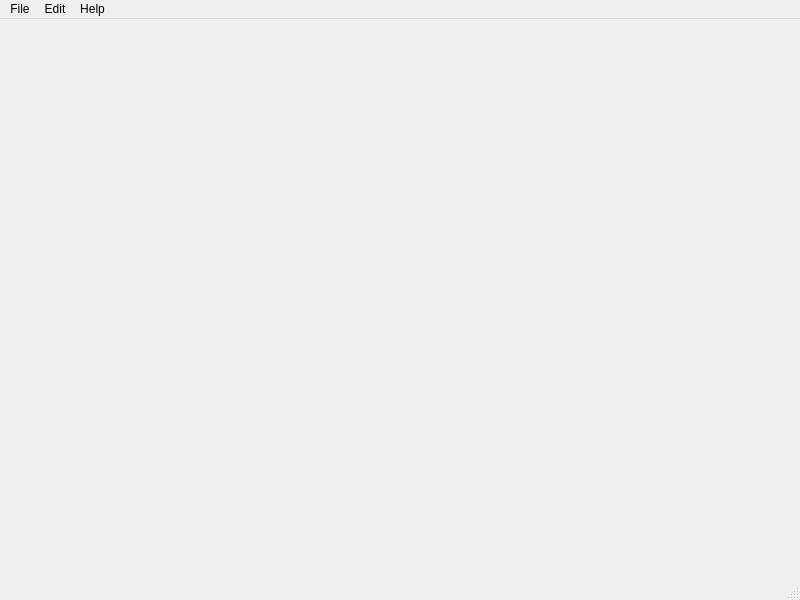
The window that picCoder.ui (mikecv/picCoder) describes before a commit, drawn with Qt 5.
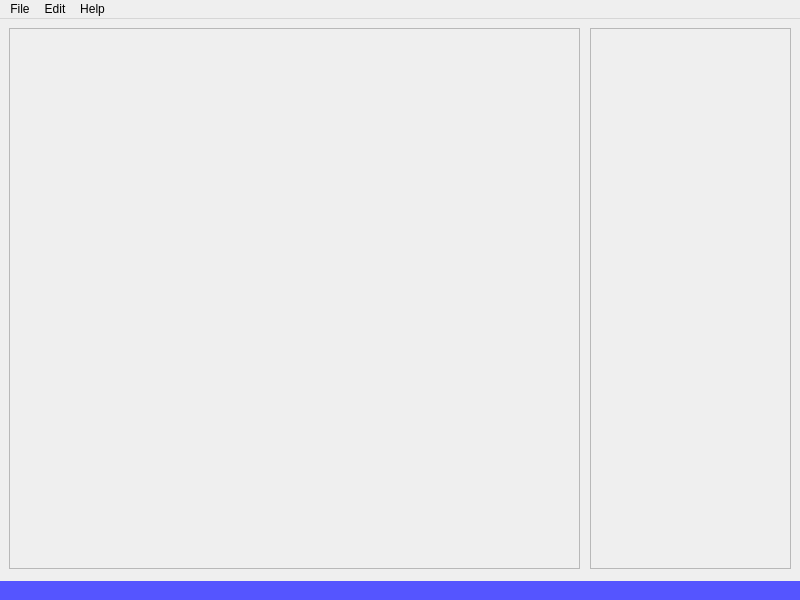
The same window after the commit. Icons and pictures are not drawn.

Commit message:
Opens and displays selected image
With filename below.

```diff
--- a/picCoder.ui
+++ b/picCoder.ui
@@ -10,10 +10,106 @@
     <height>600</height>
    </rect>
   </property>
+  <property name="minimumSize">
+   <size>
+    <width>800</width>
+    <height>600</height>
+   </size>
+  </property>
+  <property name="maximumSize">
+   <size>
+    <width>800</width>
+    <height>600</height>
+   </size>
+  </property>
   <property name="windowTitle">
    <string>MainWindow</string>
   </property>
-  <widget class="QWidget" name="centralwidget"/>
+  <property name="windowIcon">
+   <iconset>
+    <normaloff>resources/about.png</normaloff>resources/about.png</iconset>
+  </property>
+  <widget class="QWidget" name="centralwidget">
+   <widget class="QFrame" name="picDataFrame">
+    <property name="geometry">
+     <rect>
+      <x>590</x>
+      <y>9</y>
+      <width>201</width>
+      <height>541</height>
+     </rect>
+    </property>
+    <property name="frameShape">
+     <enum>QFrame::StyledPanel</enum>
+    </property>
+    <property name="frameShadow">
+     <enum>QFrame::Raised</enum>
+    </property>
+   </widget>
+   <widget class="QFrame" name="picImageFrame">
+    <property name="geometry">
+     <rect>
+      <x>9</x>
+      <y>9</y>
+      <width>571</width>
+      <height>541</height>
+     </rect>
+    </property>
+    <property name="frameShape">
+     <enum>QFrame::StyledPanel</enum>
+    </property>
+    <property name="frameShadow">
+     <enum>QFrame::Raised</enum>
+    </property>
+    <widget class="QWidget" name="verticalLayoutWidget">
+     <property name="geometry">
+      <rect>
+       <x>9</x>
+       <y>9</y>
+       <width>551</width>
+       <height>521</height>
+      </rect>
+     </property>
+     <layout class="QVBoxLayout" name="picLayout">
+      <item>
+       <widget class="QLabel" name="picImageLbl">
+        <property name="text">
+         <string/>
+        </property>
+        <property name="scaledContents">
+         <bool>false</bool>
+        </property>
+        <property name="alignment">
+         <set>Qt::AlignCenter</set>
+        </property>
+       </widget>
+      </item>
+      <item>
+       <widget class="QLabel" name="picDetailsLbl">
+        <property name="minimumSize">
+         <size>
+          <width>0</width>
+          <height>50</height>
+         </size>
+        </property>
+        <property name="maximumSize">
+         <size>
+          <width>16777215</width>
+          <height>50</height>
+         </size>
+        </property>
+        <property name="text">
+         <string/>
+        </property>
+        <property name="alignment">
+         <set>Qt::AlignCenter</set>
+        </property>
+       </widget>
+      </item>
+     </layout>
+    </widget>
+   </widget>
+  </widget>
   <widget class="QMenuBar" name="menubar">
    <property name="geometry">
     <rect>
@@ -45,7 +141,18 @@
    <addaction name="menuEdit"/>
    <addaction name="menuHelp"/>
   </widget>
-  <widget class="QStatusBar" name="statusbar"/>
+  <widget class="QStatusBar" name="statusBar">
+   <property name="autoFillBackground">
+    <bool>false</bool>
+   </property>
+   <property name="styleSheet">
+    <string notr="true">background-color: rgb(85, 85, 255);
+color: rgb(255, 255, 255);</string>
+   </property>
+   <property name="sizeGripEnabled">
+    <bool>false</bool>
+   </property>
+  </widget>
   <action name="actionQuit">
    <property name="text">
     <string>Quit</string>
```
Left out of the diff: 14 changed lines with no effect on the pictures. The commit also changes 5 other files.
